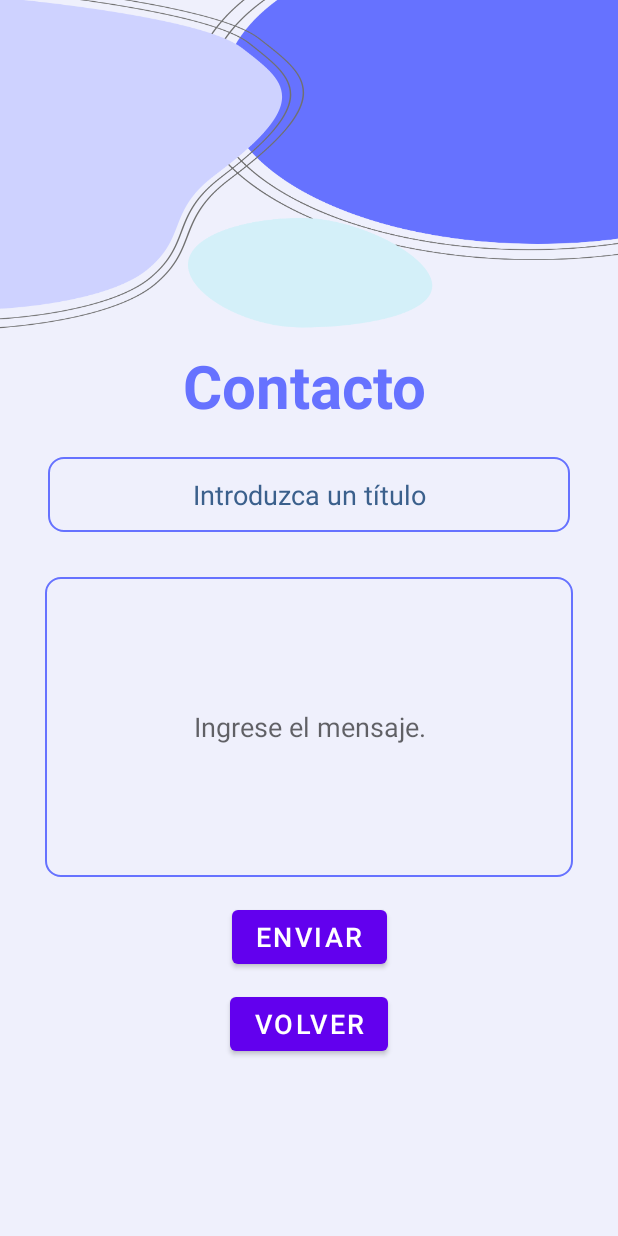
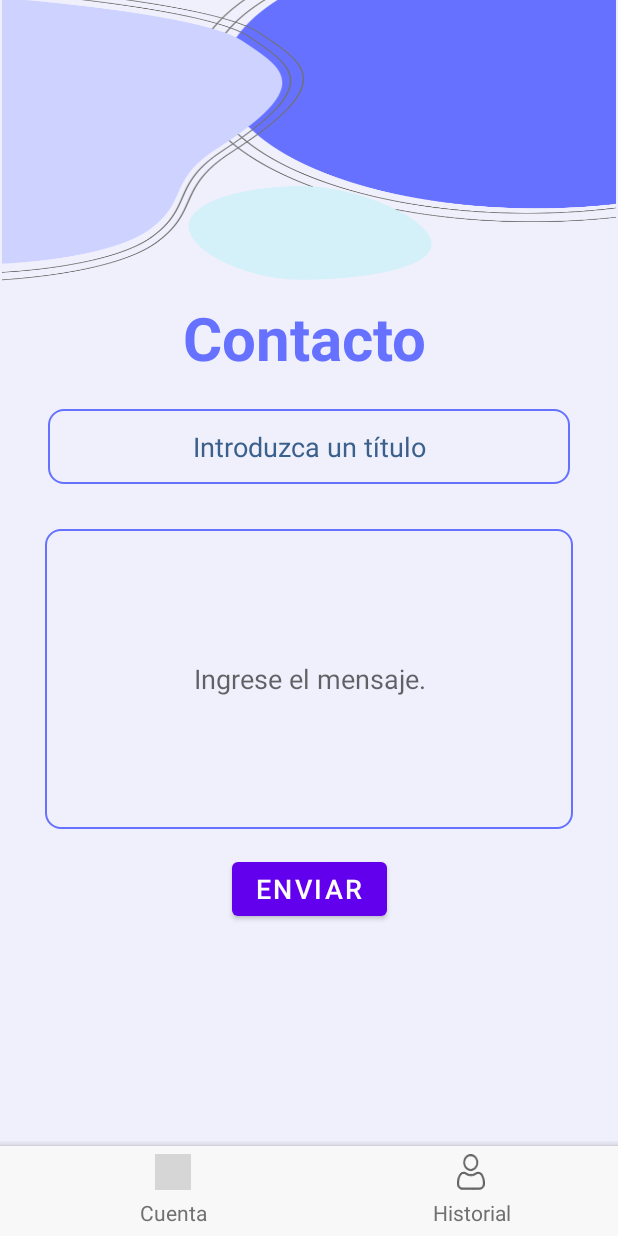
Before and after one commit to romeomoreno/educandoapp, an Android app: the ContactActivity screen opened directly, with no data from a screen before it, on a phone screen of 412 x 824 dp. Run offline under Robolectric (Android 15) with nearby library versions, the phone set to English and light mode, and no system bars; grey boxes are pictures that could not be loaded.

Commit message:
Nueva vista de historial de mensajes enviados.

```diff
--- a/educandoapp/app/src/main/AndroidManifest.xml
+++ b/educandoapp/app/src/main/AndroidManifest.xml
@@ -65,6 +65,11 @@
             android:exported="true" >
         </activity>
 
+        <activity
+            android:name=".MyHistorialActivity"
+            android:exported="true" >
+        </activity>
+
     </application>
 
 </manifest>
--- a/educandoapp/app/src/main/java/com/educando/myapplication/ContactActivity.java
+++ b/educandoapp/app/src/main/java/com/educando/myapplication/ContactActivity.java
@@ -1,4 +1,7 @@
 package com.educando.myapplication;
+
+import static com.educando.myapplication.R.id.back_account;
+import static com.educando.myapplication.R.id.go_historial;
 
 import android.content.DialogInterface;
 import android.content.Intent;
@@ -6,6 +9,7 @@ import android.os.Bundle;
 import android.view.View;
 import android.widget.Button;
 import android.widget.EditText;
+import android.widget.LinearLayout;
 import android.widget.Toast;
 
 import androidx.appcompat.app.AlertDialog;
@@ -29,7 +33,7 @@ public class ContactActivity extends AppCompatActivity {
 
         // Obtén referencias a los botones
         Button enviarButton = findViewById(R.id.btnEnviar);
-        Button volverButton = findViewById(R.id.btnBack);
+
 
         // Configura el clic del botón "Enviar" para validar y enviar el mensaje
         enviarButton.setOnClickListener(new View.OnClickListener() {
@@ -40,12 +44,25 @@ public class ContactActivity extends AppCompatActivity {
             }
         });
 
-        // Configura el clic del botón "Volver" para volver a AccountActivity
-        volverButton.setOnClickListener(new View.OnClickListener() {
+        LinearLayout cuenta = findViewById(back_account);
+        cuenta.setOnClickListener(new View.OnClickListener() {
+
             @Override
             public void onClick(View v) {
-                // Inicia la actividad AccountActivity
+                // Aquí escribirás el código para iniciar la Main Activity
                 Intent intent = new Intent(ContactActivity.this, AccountActivity.class);
+                startActivity(intent);
+            }
+        });
+
+        // Configura el clic del botón "Volver" para volver a AccountActivity
+        LinearLayout historial = findViewById(go_historial);
+        historial.setOnClickListener(new View.OnClickListener() {
+
+            @Override
+            public void onClick(View v) {
+                // Aquí escribirás el código para iniciar la Main Activity
+                Intent intent = new Intent(ContactActivity.this, MyHistorialActivity.class);
                 startActivity(intent);
             }
         });
--- a/educandoapp/app/src/main/res/layout/activity_contact.xml
+++ b/educandoapp/app/src/main/res/layout/activity_contact.xml
@@ -53,23 +53,12 @@
             app:layout_constraintStart_toStartOf="parent"
             app:layout_constraintTop_toBottomOf="@+id/txtBlock" />
 
-        <!-- Botón Volver -->
-        <Button
-            android:id="@+id/btnBack"
-            android:layout_width="wrap_content"
-            android:layout_height="wrap_content"
-            android:layout_marginTop="10dp"
-            android:text="Volver"
-            android:textSize="18sp"
-            app:layout_constraintEnd_toEndOf="parent"
-            app:layout_constraintStart_toStartOf="parent"
-            app:layout_constraintTop_toBottomOf="@+id/btnEnviar" />
 
         <!-- Imagen (si es decorativa, no necesita descripción) -->
         <ImageView
             android:id="@+id/imageView"
-            android:layout_width="412dp"
-            android:layout_height="219dp"
+            android:layout_width="409dp"
+            android:layout_height="187dp"
             android:scaleType="fitXY"
             app:layout_constraintEnd_toEndOf="parent"
             app:layout_constraintStart_toStartOf="parent"
@@ -89,4 +78,78 @@
             android:textStyle="bold"
             app:layout_constraintStart_toStartOf="parent"
             app:layout_constraintTop_toBottomOf="@+id/imageView" />
+
+        <androidx.coordinatorlayout.widget.CoordinatorLayout
+            android:id="@+id/coordinatorLayout"
+            android:layout_width="414dp"
+            android:layout_height="63dp"
+            app:cardBackgroundColor="@android:color/transparent"
+            app:layout_constraintBottom_toBottomOf="parent"
+            tools:layout_editor_absoluteX="-3dp"
+            tools:ignore="MissingConstraints">
+
+                <com.google.android.material.bottomappbar.BottomAppBar
+                    android:layout_width="match_parent"
+                    android:layout_height="60dp"
+                    android:layout_gravity="bottom"
+                    android:backgroundTint="#F8F8F8">
+
+                        <LinearLayout
+                            android:layout_width="match_parent"
+                            android:layout_height="match_parent"
+                            android:orientation="horizontal">
+
+                                <LinearLayout
+                                    android:id="@+id/back_account"
+                                    android:layout_width="0dp"
+                                    android:layout_height="match_parent"
+                                    android:layout_weight="0.25"
+                                    android:contentDescription="Botón de inicio"
+                                    android:orientation="vertical">
+
+                                        <ImageView
+                                            android:layout_width="24dp"
+                                            android:layout_height="24dp"
+                                            android:layout_gravity="center"
+                                            android:layout_margin="5dp"
+                                            android:contentDescription="Ícono de inicio"
+                                            android:src="@drawable/btn_1" />
+
+                                        <TextView
+                                            android:id="@+id/textView10"
+                                            android:layout_width="match_parent"
+                                            android:layout_height="wrap_content"
+                                            android:text="Cuenta"
+                                            android:textAlignment="center"
+                                            android:textColor="#707070" />
+                                </LinearLayout>
+
+
+                                <LinearLayout
+                                    android:id="@+id/go_historial"
+                                    android:layout_width="0dp"
+                                    android:layout_height="match_parent"
+                                    android:layout_weight="0.25"
+                                    android:contentDescription="Botón de cuenta"
+                                    android:orientation="vertical">
+
+                                        <ImageView
+                                            android:layout_width="24dp"
+                                            android:layout_height="24dp"
+                                            android:layout_gravity="center"
+                                            android:layout_margin="5dp"
+                                            android:contentDescription="Ícono de cuenta"
+                                            android:src="@drawable/btn_4" />
+
+                                        <TextView
+                                            android:id="@+id/textView13"
+                                            android:layout_width="match_parent"
+                                            android:layout_height="wrap_content"
+                                            android:text="Historial"
+                                            android:textAlignment="center"
+                                            android:textColor="#707070" />
+                                </LinearLayout>
+                        </LinearLayout>
+                </com.google.android.material.bottomappbar.BottomAppBar>
+        </androidx.coordinatorlayout.widget.CoordinatorLayout>
 </androidx.constraintlayout.widget.ConstraintLayout>
--- a/educandoapp/app/src/main/res/layout/activity_register.xml
+++ b/educandoapp/app/src/main/res/layout/activity_register.xml
@@ -113,7 +113,7 @@
         app:layout_constraintEnd_toEndOf="parent"
         app:layout_constraintHorizontal_bias="0.0"
         app:layout_constraintStart_toStartOf="parent"
-        app:layout_constraintTop_toBottomOf="@+id/txtpassword" />
+        app:layout_constraintTop_toBottomOf="@+id/txtapellido" />
 
     <ImageView
         android:id="@+id/Register"
```
Also changed, not shown: educandoapp/app/src/main/java/com/educando/myapplication/Contacto.java (added, +37 -0 lines), educandoapp/app/src/main/java/com/educando/myapplication/MensajesAdapter.java (added, +56 -0 lines), educandoapp/app/src/main/java/com/educando/myapplication/MyHistorialActivity.java (added, +81 -0 lines), educandoapp/app/src/main/java/com/educando/myapplication/db/DbUsuarios.java (+43 -0 lines), educandoapp/app/src/main/res/layout/activity_post.xml (added, +125 -0 lines), educandoapp/app/src/main/res/layout/item_mensaje.xml (added, +54 -0 lines).
